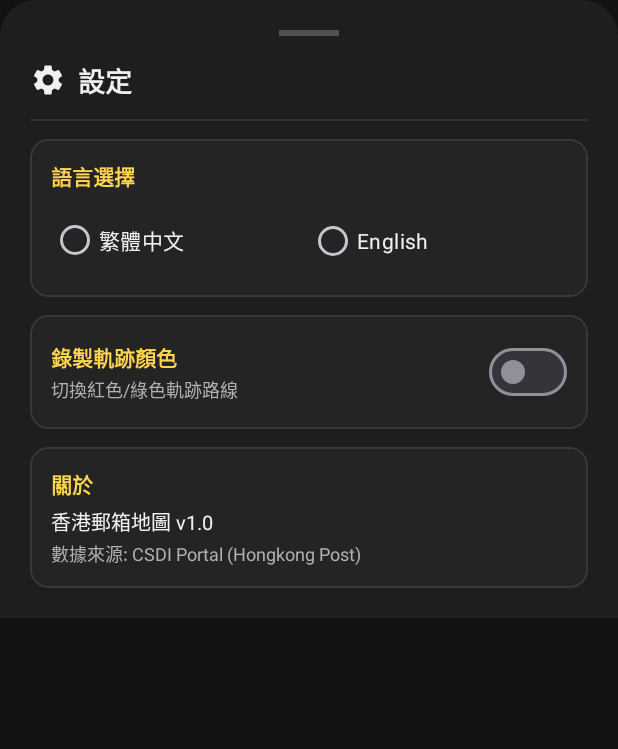
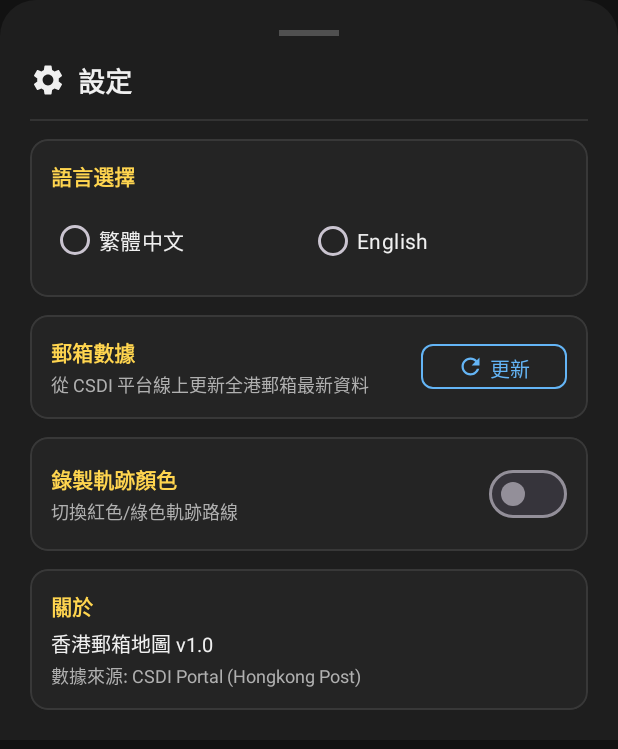
Before and after one commit to kongjjj2k3/HK-Post-Box-Map, an Android app: the layout bottom_sheet_settings.xml on its own in the app's theme, with its tools: preview values and no code run, on a phone screen of 412 x 824 dp. Shown: the top 749 px of the screen. Run offline under Robolectric (Android 15) with nearby library versions, the phone set to English and light mode, and no system bars.

Commit message:
Move refresh CSDI data to Settings, add clear track button to history sheet, remove overflow menu

```diff
--- a/app/src/main/res/layout/bottom_sheet_settings.xml
+++ b/app/src/main/res/layout/bottom_sheet_settings.xml
@@ -101,6 +101,63 @@
         </LinearLayout>
     </com.google.android.material.card.MaterialCardView>
 
+    <!-- Refresh CSDI Data Section -->
+    <com.google.android.material.card.MaterialCardView
+        android:layout_width="match_parent"
+        android:layout_height="wrap_content"
+        android:layout_marginBottom="12dp"
+        app:cardBackgroundColor="#242424"
+        app:cardCornerRadius="12dp"
+        app:strokeColor="#383838"
+        app:strokeWidth="1dp">
+
+        <LinearLayout
+            android:layout_width="match_parent"
+            android:layout_height="wrap_content"
+            android:gravity="center_vertical"
+            android:orientation="horizontal"
+            android:padding="14dp">
+
+            <LinearLayout
+                android:layout_width="0dp"
+                android:layout_height="wrap_content"
+                android:layout_weight="1"
+                android:orientation="vertical">
+
+                <TextView
+                    android:id="@+id/tv_lbl_refresh"
+                    android:layout_width="wrap_content"
+                    android:layout_height="wrap_content"
+                    android:text="郵箱數據"
+                    android:textColor="#FFD54F"
+                    android:textSize="14sp"
+                    android:textStyle="bold" />
+
+                <TextView
+                    android:id="@+id/tv_desc_refresh"
+                    android:layout_width="wrap_content"
+                    android:layout_height="wrap_content"
+                    android:layout_marginTop="2dp"
+                    android:text="從 CSDI 平台線上更新全港郵箱最新資料"
+                    android:textColor="#B0B0B0"
+                    android:textSize="12sp" />
+            </LinearLayout>
+
+            <com.google.android.material.button.MaterialButton
+                android:id="@+id/btn_refresh_data"
+                style="@style/Widget.Material3.Button.OutlinedButton"
+                android:layout_width="wrap_content"
+                android:layout_height="38dp"
+                android:text="更新"
+                android:textColor="#64B5F6"
+                android:textSize="13sp"
+                app:cornerRadius="8dp"
+                app:icon="@drawable/ic_refresh"
+                app:iconTint="#64B5F6"
+                app:strokeColor="#64B5F6" />
+        </LinearLayout>
+    </com.google.android.material.card.MaterialCardView>
+
     <!-- Tracking Style Section -->
     <com.google.android.material.card.MaterialCardView
         android:layout_width="match_parent"
```
Also changed, not shown: app/src/main/java/com/kongjjj/hkpostboxchecker/MainActivity.kt (+19 -18 lines), app/src/main/java/com/kongjjj/hkpostboxchecker/ui/SettingsBottomSheet.kt (+12 -0 lines), app/src/main/java/com/kongjjj/hkpostboxchecker/ui/TrackHistoryBottomSheet.kt (+7 -0 lines), app/src/main/res/layout/bottom_sheet_track_history.xml (+12 -3 lines).
